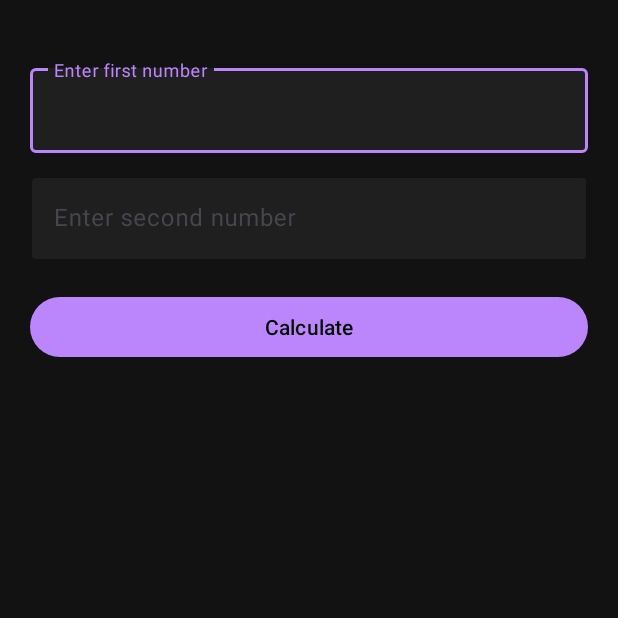
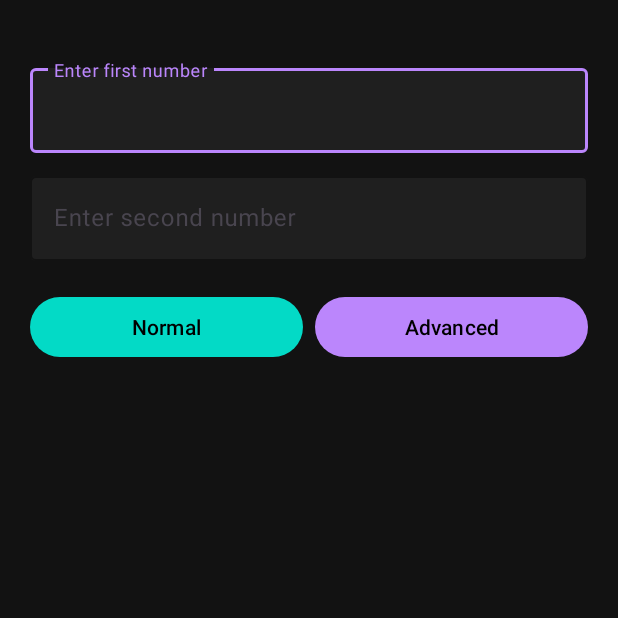
Before and after one commit to jaixmario/maths, an Android app: the fragment LcmHcfFragment shown on its own in the app's theme, on a phone screen of 412 x 824 dp, the top half of it. Run offline under Robolectric (Android 15) with nearby library versions, the phone set to English and light mode, and no system bars; 1 statement that could not run was skipped.

Commit message:
Update:tesing forLCM / HCF calculator

```diff
--- a/app/src/main/java/com/jai/mario/LcmHcfFragment.java
+++ b/app/src/main/java/com/jai/mario/LcmHcfFragment.java
@@ -19,7 +19,7 @@ import androidx.fragment.app.Fragment;
 public class LcmHcfFragment extends Fragment {
 
     TextInputEditText inputA, inputB;
-    MaterialButton calculateBtn;
+    MaterialButton normalBtn, advancedBtn;
     TextView resultText;
 
     @Nullable
@@ -30,10 +30,11 @@ public class LcmHcfFragment extends Fragment {
 
         inputA = view.findViewById(R.id.inputA);
         inputB = view.findViewById(R.id.inputB);
-        calculateBtn = view.findViewById(R.id.calculateBtn);
+        normalBtn = view.findViewById(R.id.normalBtn);
+        advancedBtn = view.findViewById(R.id.advancedBtn);
         resultText = view.findViewById(R.id.resultText);
 
-        calculateBtn.setOnClickListener(v -> {
+        normalBtn.setOnClickListener(v -> {
             String aText = inputA.getText().toString().trim();
             String bText = inputB.getText().toString().trim();
 
@@ -50,7 +51,43 @@ public class LcmHcfFragment extends Fragment {
 
                 String result = "HCF(" + a + ", " + b + ") = " + hcf + "\nLCM(" + a + ", " + b + ") = " + lcm;
                 resultText.setText(result);
+            } catch (NumberFormatException e) {
+                Toast.makeText(getContext(), "Invalid input", Toast.LENGTH_SHORT).show();
+            }
+        });
 
+        advancedBtn.setOnClickListener(v -> {
+            String aText = inputA.getText().toString().trim();
+            String bText = inputB.getText().toString().trim();
+
+            if (TextUtils.isEmpty(aText) || TextUtils.isEmpty(bText)) {
+                Toast.makeText(getContext(), "Enter both numbers", Toast.LENGTH_SHORT).show();
+                return;
+            }
+
+            try {
+                int a = Integer.parseInt(aText);
+                int b = Integer.parseInt(bText);
+                int originalA = a, originalB = b;
+
+                StringBuilder steps = new StringBuilder("Euclidean Method:\n");
+
+                while (b != 0) {
+                    steps.append("HCF(").append(a).append(", ").append(b).append(") → ");
+                    int temp = b;
+                    b = a % b;
+                    a = temp;
+                    steps.append("Now HCF(").append(a).append(", ").append(b).append(")\n");
+                }
+
+                int hcf = Math.abs(a);
+                int lcm = (originalA * originalB) / hcf;
+
+                steps.append("\nFinal HCF = ").append(hcf);
+                steps.append("\nLCM = (").append(originalA).append(" × ").append(originalB).append(") / ").append(hcf)
+                     .append(" = ").append(lcm);
+
+                resultText.setText(steps.toString());
             } catch (NumberFormatException e) {
                 Toast.makeText(getContext(), "Invalid input", Toast.LENGTH_SHORT).show();
             }
--- a/app/src/main/res/layout/fragment_lcm_hcf.xml
+++ b/app/src/main/res/layout/fragment_lcm_hcf.xml
@@ -40,15 +40,34 @@
             android:inputType="number" />
     </com.google.android.material.textfield.TextInputLayout>
 
-    <com.google.android.material.button.MaterialButton
-        android:id="@+id/calculateBtn"
+    <LinearLayout
         android:layout_width="match_parent"
         android:layout_height="wrap_content"
         android:layout_marginTop="20dp"
-        android:text="Calculate"
-        android:textColor="#000000"
-        app:backgroundTint="#BB86FC"
-        app:cornerRadius="24dp" />
+        android:orientation="horizontal"
+        android:weightSum="2">
+
+        <com.google.android.material.button.MaterialButton
+            android:id="@+id/normalBtn"
+            android:layout_width="0dp"
+            android:layout_weight="1"
+            android:layout_height="wrap_content"
+            android:text="Normal"
+            app:cornerRadius="24dp"
+            app:backgroundTint="#03DAC6"
+            android:textColor="#000000" />
+
+        <com.google.android.material.button.MaterialButton
+            android:id="@+id/advancedBtn"
+            android:layout_width="0dp"
+            android:layout_weight="1"
+            android:layout_height="wrap_content"
+            android:layout_marginStart="8dp"
+            android:text="Advanced"
+            app:cornerRadius="24dp"
+            app:backgroundTint="#BB86FC"
+            android:textColor="#000000" />
+    </LinearLayout>
 
     <TextView
         android:id="@+id/resultText"
```
